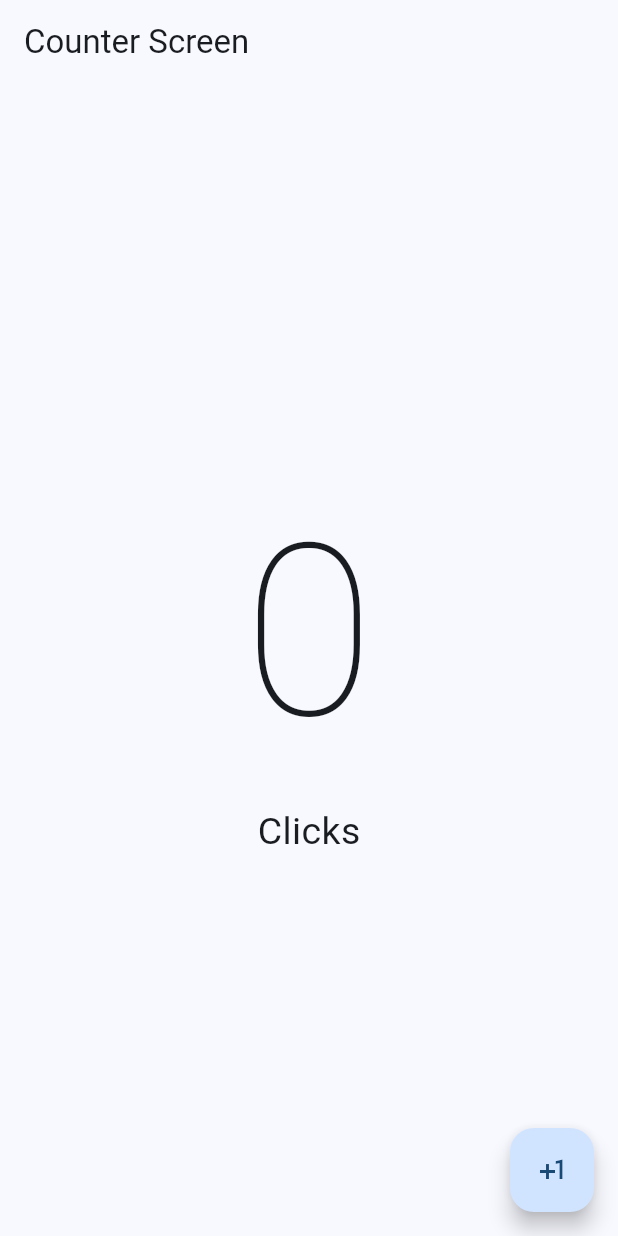
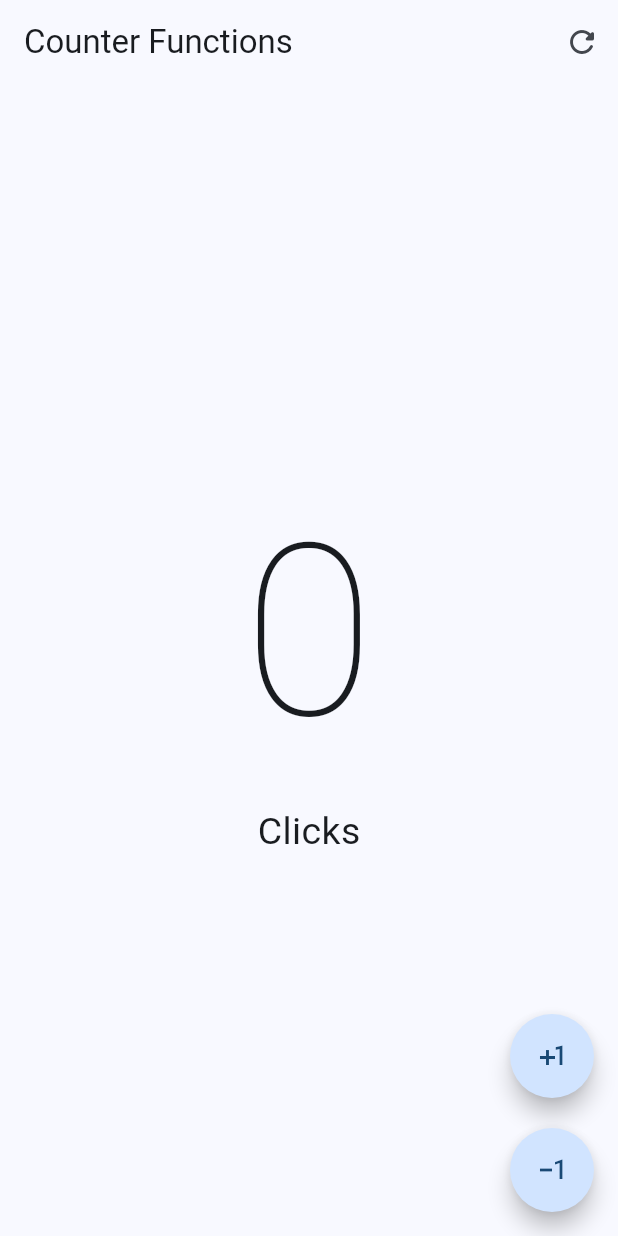
Before and after one commit to MrTraner/hello_world_app, a Flutter app: the screen it shows after launch, on a phone screen of 412 x 824 dp. Run offline on Flutter 3.47's test engine with Material 2 defaults, Android fonts, the phone set to English and light mode, and no system bars.

Commit message:
CounterFunctionsScreen
Se agrega nueva pantalla

```diff
--- a/lib/main.dart
+++ b/lib/main.dart
@@ -1,5 +1,6 @@
 import 'package:flutter/material.dart';
 import 'package:hello_world_app/presentation/screens/counter/counter_screen.dart';
+import 'package:hello_world_app/presentation/screens/counter/counter_functions_screen.dart';
 
 void main() {
   runApp(const MyApp());
@@ -17,7 +18,7 @@ class MyApp extends StatelessWidget {
         useMaterial3: true,
         colorSchemeSeed: Colors.blue
       ),
-      home: const CounterScreen(),
+      home: const CounterFunctionsScreen(),
     );
   }
 }
--- /dev/null
+++ b/lib/presentation/screens/counter/counter_functions_screen.dart
@@ -0,0 +1,69 @@
+import 'package:flutter/material.dart';
+
+class CounterFunctionsScreen extends StatefulWidget {
+  const CounterFunctionsScreen({super.key});
+
+  @override
+  State<CounterFunctionsScreen> createState() => _CounterFunctionsScreenState();
+}
+
+class _CounterFunctionsScreenState extends State<CounterFunctionsScreen> {
+  int clickCounter = 0;
+
+  @override
+  Widget build(BuildContext context) {
+    return Scaffold(
+      appBar: AppBar(
+        title: const Text('Counter Functions'),
+        actions: [
+          IconButton(
+              icon: const Icon(Icons.refresh_rounded),
+              onPressed: () {
+                setState(() {
+                  clickCounter = 0;
+                });
+              })
+        ]
+      ),
+      body: Center(
+        child: Column(
+          mainAxisAlignment: MainAxisAlignment.center,
+          children: [
+            Text(
+              '$clickCounter',
+              style:
+                  const TextStyle(fontSize: 160, fontWeight: FontWeight.w100)
+            ),
+            Text(
+              //clickCounter == 1 ? 'Click' : 'Clicks',
+              'Click${clickCounter == 1 ? '' : 's'}',
+              style: const TextStyle(fontSize: 25)
+            )
+          ]
+        )
+      ),
+      floatingActionButton: Column(
+        mainAxisAlignment: MainAxisAlignment.end,
+        children: [
+          FloatingActionButton(
+            shape: const StadiumBorder(),
+            onPressed: () {
+              clickCounter++;
+              setState(() {});
+            },
+            child: const Icon(Icons.plus_one)
+          ),
+          const SizedBox(height: 20),
+          FloatingActionButton(
+            shape: const StadiumBorder(),
+            onPressed: () {
+              clickCounter--;
+              setState(() {});
+            },
+            child: const Icon(Icons.exposure_minus_1_outlined)
+          )
+        ]
+      )
+    );
+  }
+}
```
